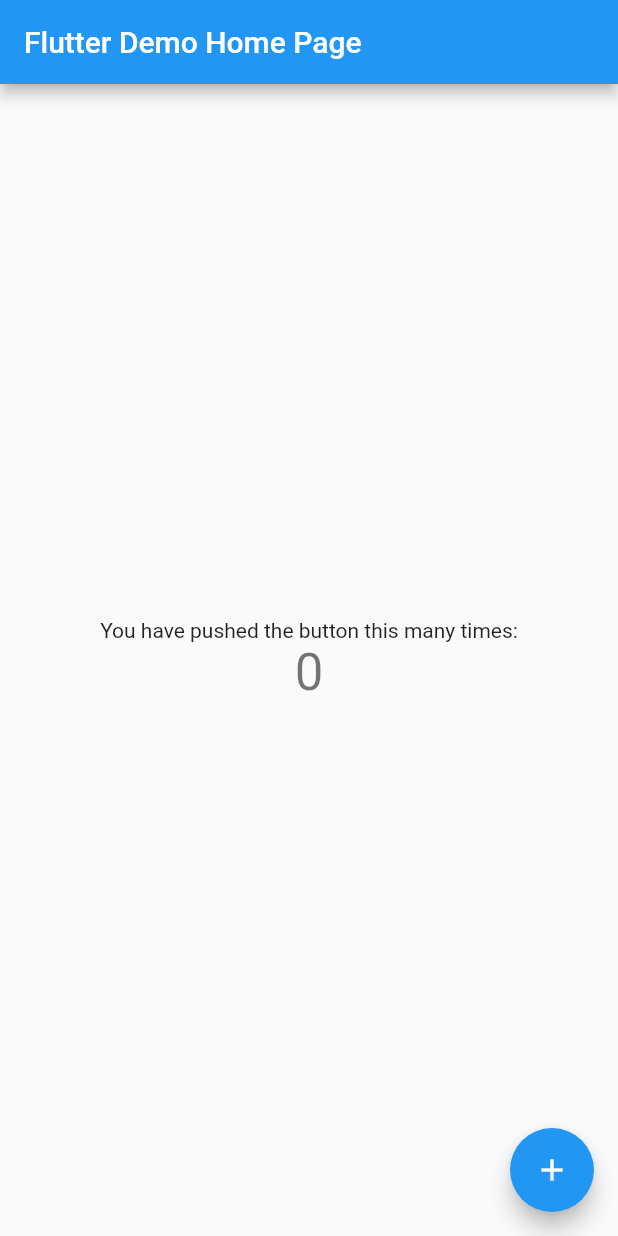
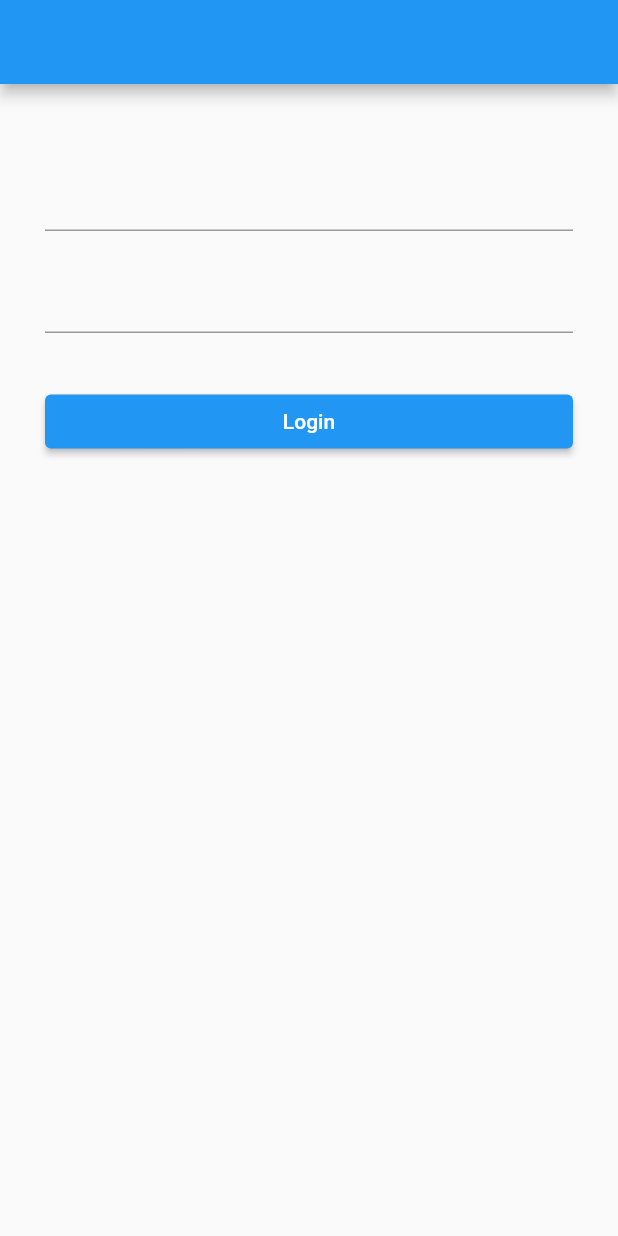
Before and after one commit to AhmedAbogameel/testing_in_flutter, a Flutter app: the screen it shows after launch, on a phone screen of 412 x 824 dp. Run offline on Flutter 3.47's test engine with Material 2 defaults, Android fonts, the phone set to English and light mode, and no system bars.

Commit message:
- Test Login

```diff
--- /dev/null
+++ b/lib/login_view.dart
@@ -0,0 +1,91 @@
+import 'package:flutter/cupertino.dart';
+import 'package:flutter/material.dart';
+import 'package:testing_in_flutter/home_view.dart';
+
+class LoginView extends StatefulWidget {
+  const LoginView({Key? key}) : super(key: key);
+
+  @override
+  State<LoginView> createState() => _LoginViewState();
+}
+
+class _LoginViewState extends State<LoginView> {
+  final formKey = GlobalKey<FormState>();
+  late String email, password;
+  bool isLoading = false;
+
+  void login() async {
+    if (!formKey.currentState!.validate()) return;
+    formKey.currentState!.save();
+    setState(() => isLoading = true);
+    await Future.delayed(const Duration(seconds: 3)).then((value) {
+      if (email == 'a@a.com' && password == '12345678') {
+        Navigator.of(context).pushReplacement(MaterialPageRoute(
+          builder: (context) => const HomeView(),
+        ));
+      } else {
+       showErrorDialog();
+      }
+      setState(() => isLoading = false);
+    });
+  }
+
+  showErrorDialog() => showCupertinoDialog(
+        context: context,
+        builder: (context) => CupertinoAlertDialog(
+          title: const Text('Login Error!'),
+          content: const Text('Email & Password did n\'t match!'),
+          actions: [
+            CupertinoButton(
+              child: const Text('OK'),
+              onPressed: () {
+                Navigator.pop(context);
+              },
+            )
+          ],
+        ),
+      );
+
+  @override
+  Widget build(BuildContext context) {
+    return Scaffold(
+      appBar: AppBar(),
+      body: Form(
+        key: formKey,
+        child: ListView(
+          padding: const EdgeInsets.all(30),
+          children: [
+            Padding(
+              padding: const EdgeInsets.symmetric(vertical: 20),
+              child: TextFormField(
+                onSaved: (value) => email = value!,
+                validator: (value) => value!.isEmpty ? 'Empty!' : null,
+              ),
+            ),
+            Padding(
+              padding: const EdgeInsets.only(bottom: 20),
+              child: TextFormField(
+                onSaved: (value) => password = value!,
+                validator: (value) => value!.isEmpty ? 'Empty!' : null,
+              ),
+            ),
+            Padding(
+              padding: const EdgeInsets.symmetric(vertical: 15),
+              child: Builder(
+                builder: (context) {
+                  if (isLoading) {
+                    return const CupertinoActivityIndicator();
+                  }
+                  return ElevatedButton(
+                    onPressed: login,
+                    child: const Text('Login'),
+                  );
+                },
+              ),
+            ),
+          ],
+        ),
+      ),
+    );
+  }
+}
--- a/lib/main.dart
+++ b/lib/main.dart
@@ -1,4 +1,5 @@
 import 'package:flutter/material.dart';
+import 'package:testing_in_flutter/login_view.dart';
 
 void main() {
   runApp(const MyApp());
@@ -7,109 +8,10 @@ void main() {
 class MyApp extends StatelessWidget {
   const MyApp({Key? key}) : super(key: key);
 
-  // This widget is the root of your application.
   @override
   Widget build(BuildContext context) {
-    return MaterialApp(
-      title: 'Flutter Demo',
-      theme: ThemeData(
-        // This is the theme of your application.
-        //
-        // Try running your application with "flutter run". You'll see the
-        // application has a blue toolbar. Then, without quitting the app, try
-        // changing the primarySwatch below to Colors.green and then invoke
-        // "hot reload" (press "r" in the console where you ran "flutter run",
-        // or simply save your changes to "hot reload" in a Flutter IDE).
-        // Notice that the counter didn't reset back to zero; the application
-        // is not restarted.
-        primarySwatch: Colors.blue,
-      ),
-      home: const MyHomePage(title: 'Flutter Demo Home Page'),
+    return const MaterialApp(
+      home: LoginView(),
     );
   }
 }
-
-class MyHomePage extends StatefulWidget {
-  const MyHomePage({Key? key, required this.title}) : super(key: key);
-
-  // This widget is the home page of your application. It is stateful, meaning
-  // that it has a State object (defined below) that contains fields that affect
-  // how it looks.
-
-  // This class is the configuration for the state. It holds the values (in this
-  // case the title) provided by the parent (in this case the App widget) and
-  // used by the build method of the State. Fields in a Widget subclass are
-  // always marked "final".
-
-  final String title;
-
-  @override
-  State<MyHomePage> createState() => _MyHomePageState();
-}
-
-class _MyHomePageState extends State<MyHomePage> {
-  int _counter = 0;
-
-  void _incrementCounter() {
-    setState(() {
-      // This call to setState tells the Flutter framework that something has
-      // changed in this State, which causes it to rerun the build method below
-      // so that the display can reflect the updated values. If we changed
-      // _counter without calling setState(), then the build method would not be
-      // called again, and so nothing would appear to happen.
-      _counter++;
-    });
-  }
-
-  @override
-  Widget build(BuildContext context) {
-    // This method is rerun every time setState is called, for instance as done
-    // by the _incrementCounter method above.
-    //
-    // The Flutter framework has been optimized to make rerunning build methods
-    // fast, so that you can just rebuild anything that needs updating rather
-    // than having to individually change instances of widgets.
-    return Scaffold(
-      appBar: AppBar(
-        // Here we take the value from the MyHomePage object that was created by
-        // the App.build method, and use it to set our appbar title.
-        title: Text(widget.title),
-      ),
-      body: Center(
-        // Center is a layout widget. It takes a single child and positions it
-        // in the middle of the parent.
-        child: Column(
-          // Column is also a layout widget. It takes a list of children and
-          // arranges them vertically. By default, it sizes itself to fit its
-          // children horizontally, and tries to be as tall as its parent.
-          //
-          // Invoke "debug painting" (press "p" in the console, choose the
-          // "Toggle Debug Paint" action from the Flutter Inspector in Android
-          // Studio, or the "Toggle Debug Paint" command in Visual Studio Code)
-          // to see the wireframe for each widget.
-          //
-          // Column has various properties to control how it sizes itself and
-          // how it positions its children. Here we use mainAxisAlignment to
-          // center the children vertically; the main axis here is the vertical
-          // axis because Columns are vertical (the cross axis would be
-          // horizontal).
-          mainAxisAlignment: MainAxisAlignment.center,
-          children: <Widget>[
-            const Text(
-              'You have pushed the button this many times:',
-            ),
-            Text(
-              '$_counter',
-              style: Theme.of(context).textTheme.headline4,
-            ),
-          ],
-        ),
-      ),
-      floatingActionButton: FloatingActionButton(
-        onPressed: _incrementCounter,
-        tooltip: 'Increment',
-        child: const Icon(Icons.add),
-      ), // This trailing comma makes auto-formatting nicer for build methods.
-    );
-  }
-}
--- a/pubspec.yaml
+++ b/pubspec.yaml
@@ -36,6 +36,10 @@ dependencies:
   cupertino_icons: ^1.0.2
 
 dev_dependencies:
+
+  integration_test:
+    sdk: flutter
+
   flutter_test:
     sdk: flutter
 
```
Also changed, not shown: lib/home_view.dart (added, +14 -0 lines), pubspec.lock, 7 other files.
